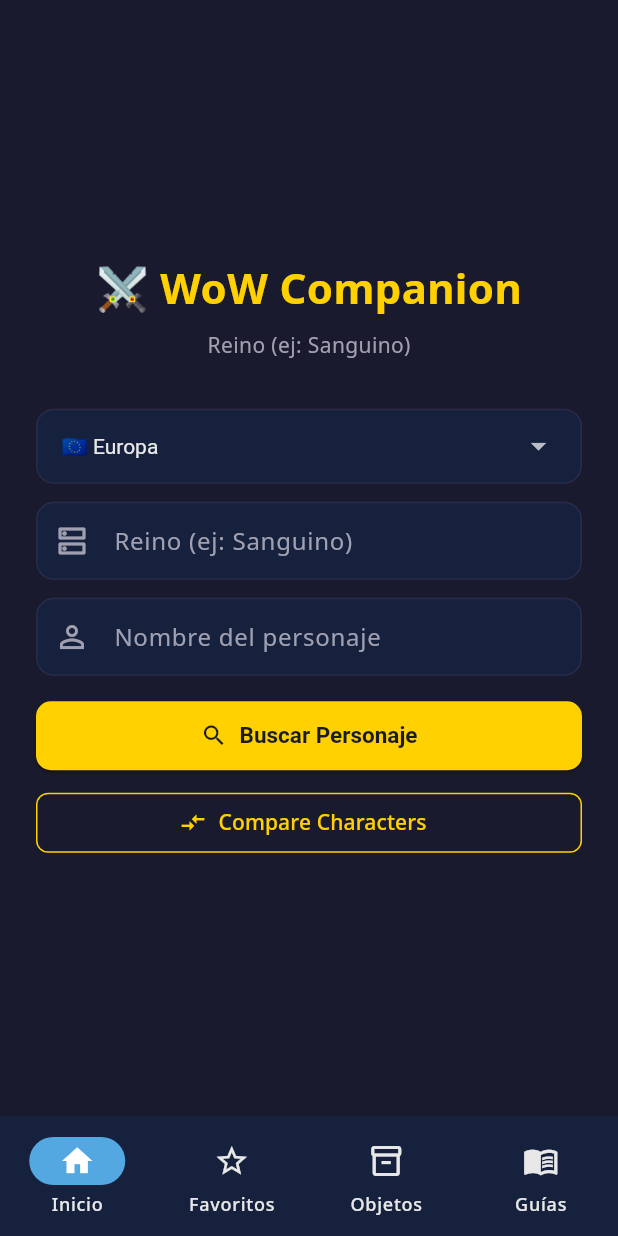
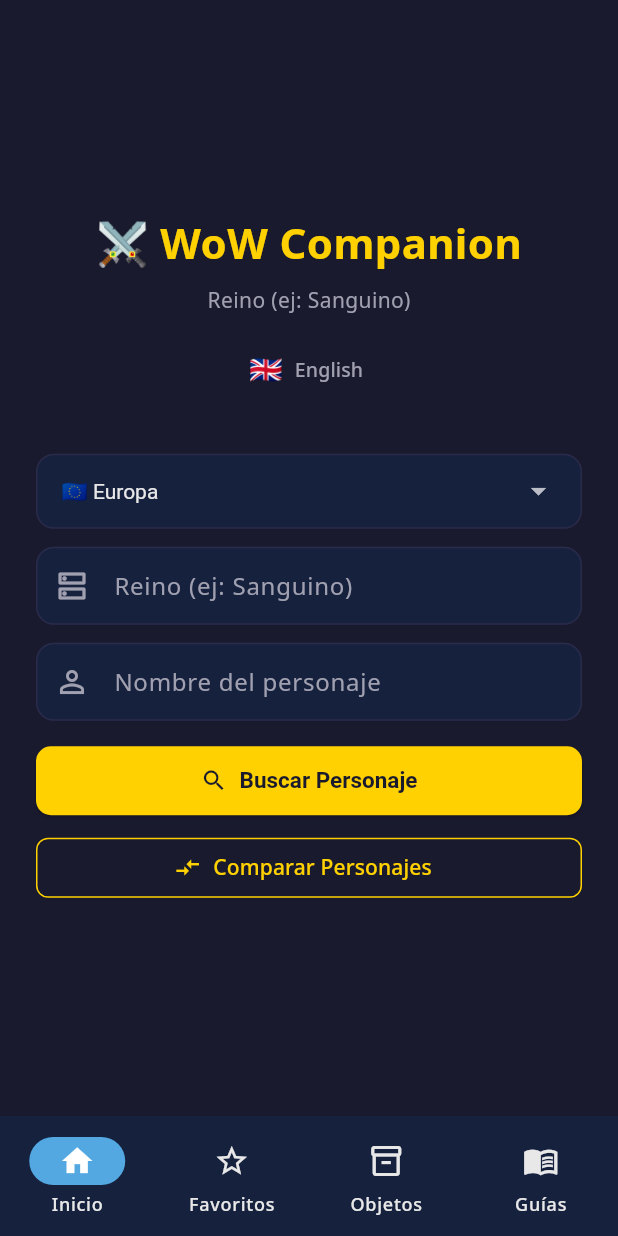
Before and after one commit to JuanjoDior/wow-app, a Flutter app: the screen it shows after launch, on a phone screen of 412 x 824 dp. Run offline on Flutter 3.47's test engine with Material 3 defaults, Android fonts, the light colour scheme and no system bars; our stand-ins replace cached_network_image, dartz, dio, equatable, flutter_bloc, get_it and 4 more.

Commit message:
Version estable despues de intentar cambio de tema, verison estable

```diff
--- a/lib/core/di/injection.dart
+++ b/lib/core/di/injection.dart
@@ -13,6 +13,7 @@
 import 'package:wow_companion/core/cache/memory_cache.dart';
 import 'package:wow_companion/features/character/domain/entities/character.dart';
 import 'package:wow_companion/features/guides/data/cheatsheet_repository.dart';
+import 'package:wow_companion/core/l10n/locale_notifier.dart';
 
 final sl = GetIt.instance;
 
@@ -50,4 +51,6 @@
   sl.registerLazySingleton<SearchHistoryRepository>(
     () => SearchHistoryRepositoryImpl(),
   );
+  sl.registerLazySingleton<LocaleNotifier>(() => LocaleNotifier());
+  await sl<LocaleNotifier>().load();
 }
--- a/lib/features/compare/presentation/pages/compare_select_page.dart
+++ b/lib/features/compare/presentation/pages/compare_select_page.dart
@@ -137,7 +137,7 @@
             ),
             const SizedBox(height: 12),
             DropdownButtonFormField<String>(
-              initialValue: regionCtrl.text,
+              value: regionCtrl.text,
               decoration: InputDecoration(
                 labelText: t.region,
                 border: const OutlineInputBorder(),
--- a/lib/features/search/presentation/home_page.dart
+++ b/lib/features/search/presentation/home_page.dart
@@ -5,6 +5,7 @@
 import 'package:wow_companion/features/search/domain/search_entry.dart';
 import 'package:wow_companion/features/search/domain/search_history_repository.dart';
 import 'package:wow_companion/l10n/generated/app_localizations.dart';
+import 'package:wow_companion/core/l10n/locale_notifier.dart';
 
 class HomePage extends StatefulWidget {
   const HomePage({super.key});
@@ -45,9 +46,7 @@
     final name = _nameController.text.trim();
 
     if (realm.isEmpty || name.isEmpty) {
-      setState(
-        () => _errorMessage = 'Please enter both realm and character name',
-      );
+      setState(() => _errorMessage = S.of(context)!.enterRealmAndName);
       return;
     }
 
@@ -114,7 +113,24 @@
               const SizedBox(height: 8),
               Text(
                 t.realmHint,
-                style: TextStyle(color: WowTheme.textSecondary),
+                style: const TextStyle(color: WowTheme.textSecondary),
+              ),
+              const SizedBox(height: 12),
+
+              TextButton.icon(
+                onPressed: () => sl<LocaleNotifier>().toggleLocale(),
+                icon: Text(
+                  sl<LocaleNotifier>().locale.languageCode == 'es'
+                      ? '🇬🇧'
+                      : '🇪🇸',
+                  style: const TextStyle(fontSize: 18),
+                ),
+                label: Text(
+                  sl<LocaleNotifier>().locale.languageCode == 'es'
+                      ? 'English'
+                      : 'Español',
+                  style: TextStyle(color: WowTheme.textSecondary, fontSize: 13),
+                ),
               ),
               const SizedBox(height: 32),
 
@@ -124,7 +140,7 @@
               // Recent searches
               if (_history.isNotEmpty) ...[
                 const SizedBox(height: 32),
-                _buildHistorySection(),
+                _buildHistorySection(t),
               ],
             ],
           ),
@@ -142,7 +158,7 @@
           Container(
             width: double.infinity,
             decoration: BoxDecoration(
-              color: WowTheme.surfaceDark,
+              color: Theme.of(context).cardColor,
               borderRadius: BorderRadius.circular(12),
               border: Border.all(color: WowTheme.border),
             ),
@@ -236,9 +252,9 @@
                 Icons.compare_arrows,
                 color: WowTheme.primaryGold,
               ),
-              label: const Text(
-                'Compare Characters',
-                style: TextStyle(color: WowTheme.primaryGold),
+              label: Text(
+                t.compareCharacters,
+                style: const TextStyle(color: WowTheme.primaryGold),
               ),
               style: OutlinedButton.styleFrom(
                 side: const BorderSide(color: WowTheme.primaryGold),
@@ -253,7 +269,7 @@
     );
   }
 
-  Widget _buildHistorySection() {
+  Widget _buildHistorySection(S t) {
     return ConstrainedBox(
       constraints: const BoxConstraints(maxWidth: 500),
       child: Column(
@@ -263,8 +279,8 @@
           Row(
             mainAxisAlignment: MainAxisAlignment.spaceBetween,
             children: [
-              const Text(
-                'Recent Searches',
+              Text(
+                t.recentSearches,
                 style: TextStyle(
                   fontSize: 16,
                   fontWeight: FontWeight.bold,
@@ -273,8 +289,8 @@
               ),
               TextButton(
                 onPressed: _onClearHistory,
-                child: const Text(
-                  'Clear all',
+                child: Text(
+                  t.clearAll,
                   style: TextStyle(color: WowTheme.textSecondary, fontSize: 13),
                 ),
               ),
@@ -321,7 +337,7 @@
                   ),
                   title: Text(
                     _capitalize(entry.name),
-                    style: const TextStyle(
+                    style: TextStyle(
                       color: WowTheme.textPrimary,
                       fontWeight: FontWeight.w600,
                       fontSize: 14,
--- a/lib/main.dart
+++ b/lib/main.dart
@@ -5,6 +5,7 @@
 import 'package:wow_companion/core/utils/url_strategy_stub.dart'
     if (dart.library.html) 'package:wow_companion/core/utils/url_strategy_web.dart';
 import 'package:wow_companion/l10n/generated/app_localizations.dart';
+import 'package:wow_companion/core/l10n/locale_notifier.dart';
 
 void main() async {
   configureUrlStrategy();
@@ -13,8 +14,31 @@
   runApp(const MainApp());
 }
 
-class MainApp extends StatelessWidget {
+class MainApp extends StatefulWidget {
   const MainApp({super.key});
+
+  @override
+  State<MainApp> createState() => _MainAppState();
+}
+
+class _MainAppState extends State<MainApp> {
+  final _localeNotifier = sl<LocaleNotifier>();
+
+  @override
+  void initState() {
+    super.initState();
+    _localeNotifier.addListener(_onLocaleChanged);
+  }
+
+  @override
+  void dispose() {
+    _localeNotifier.removeListener(_onLocaleChanged);
+
+    super.dispose();
+  }
+
+  void _onLocaleChanged() => setState(() {});
+  void _onThemeChanged() => setState(() {});
 
   @override
   Widget build(BuildContext context) {
@@ -23,7 +47,7 @@
       debugShowCheckedModeBanner: false,
       theme: WowTheme.darkTheme,
       routerConfig: appRouter,
-      locale: const Locale('es'),
+      locale: _localeNotifier.locale,
       supportedLocales: S.supportedLocales,
       localizationsDelegates: S.localizationsDelegates,
     );
--- a/lib/shared/widgets/shell_layout.dart
+++ b/lib/shared/widgets/shell_layout.dart
@@ -1,7 +1,10 @@
 import 'package:flutter/material.dart';
 import 'package:go_router/go_router.dart';
+
+import 'package:wow_companion/l10n/generated/app_localizations.dart';
+import 'package:wow_companion/core/di/injection.dart';
+import 'package:wow_companion/core/l10n/locale_notifier.dart';
 import 'package:wow_companion/core/theme/wow_theme.dart';
-import 'package:wow_companion/l10n/generated/app_localizations.dart';
 
 class ShellLayout extends StatelessWidget {
   final StatefulNavigationShell navigationShell;
@@ -40,6 +43,23 @@
                 padding: EdgeInsets.all(16),
                 child: Text('⚔️', style: TextStyle(fontSize: 28)),
               ),
+
+              trailing: Padding(
+                padding: const EdgeInsets.only(top: 32),
+                child: IconButton(
+                  tooltip: sl<LocaleNotifier>().locale.languageCode == 'es'
+                      ? 'English'
+                      : 'Español',
+                  icon: Text(
+                    sl<LocaleNotifier>().locale.languageCode == 'es'
+                        ? '🇬🇧'
+                        : '🇪🇸',
+                    style: const TextStyle(fontSize: 22),
+                  ),
+                  onPressed: () => sl<LocaleNotifier>().toggleLocale(),
+                ),
+              ),
+
               destinations: [
                 NavigationRailDestination(
                   icon: const Icon(Icons.home_outlined),
```
Also changed, not shown: lib/core/l10n/locale_notifier.dart (added, +34 -0 lines).
